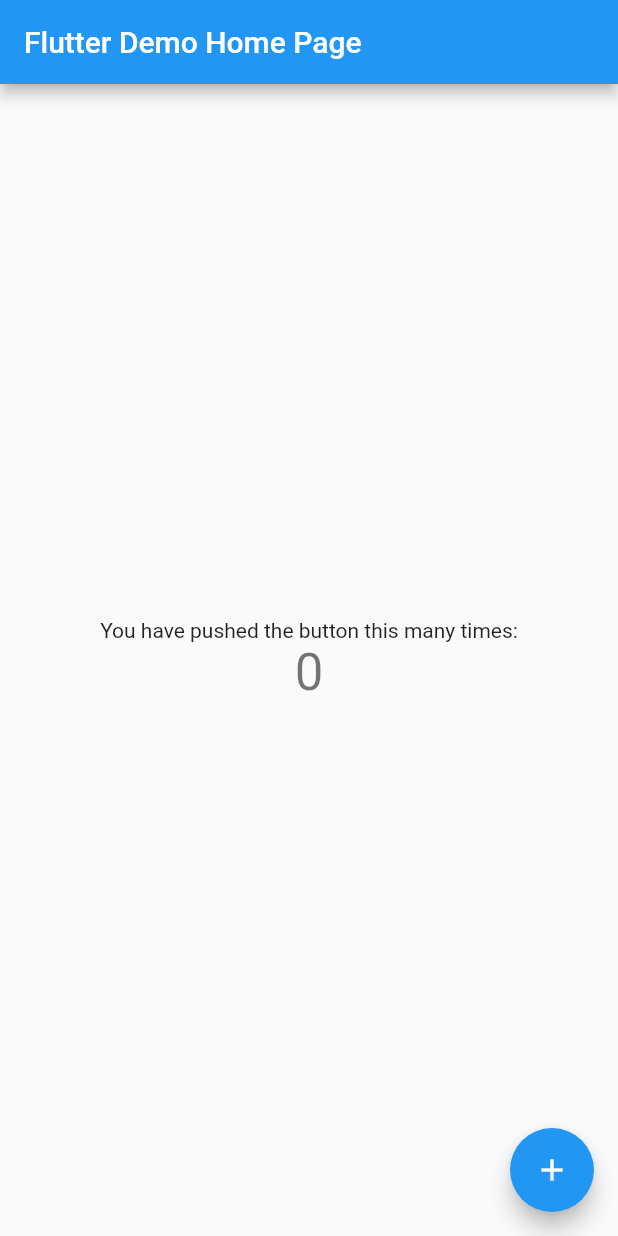
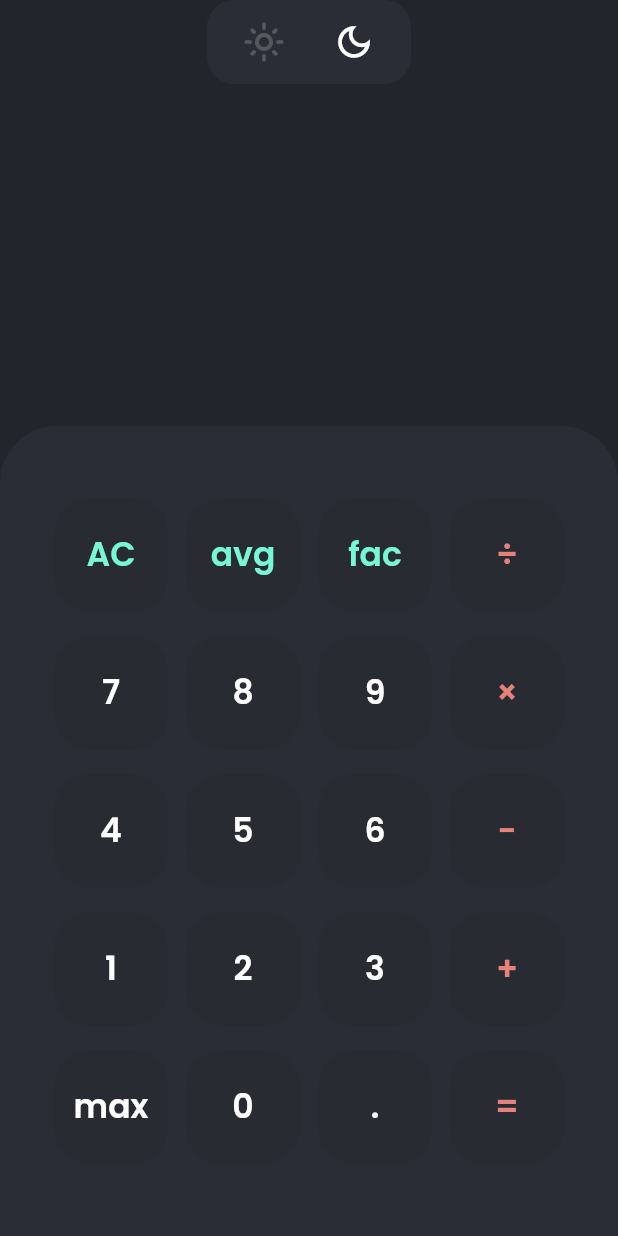
Before and after one commit to jyotirmoy-paul/nsu_calculator_frontend, a Flutter app: the screen it shows after launch, on a phone screen of 412 x 824 dp. Run offline on Flutter 3.47's test engine with Material 2 defaults, Android fonts, the phone set to English and light mode, and no system bars; our stand-ins replace fixnum, flutter_riverpod, google_fonts; missing offline and left inert: grpc, protobuf.

Commit message:
builds the calculator UI

```diff
--- a/lib/main.dart
+++ b/lib/main.dart
@@ -1,115 +1,6 @@
 import 'package:flutter/material.dart';
+import 'package:flutter_riverpod/flutter_riverpod.dart';
 
-void main() {
-  runApp(const MyApp());
-}
+import 'screens/app/app.dart';
 
-class MyApp extends StatelessWidget {
-  const MyApp({super.key});
-
-  // This widget is the root of your application.
-  @override
-  Widget build(BuildContext context) {
-    return MaterialApp(
-      title: 'Flutter Demo',
-      theme: ThemeData(
-        // This is the theme of your application.
-        //
-        // Try running your application with "flutter run". You'll see the
-        // application has a blue toolbar. Then, without quitting the app, try
-        // changing the primarySwatch below to Colors.green and then invoke
-        // "hot reload" (press "r" in the console where you ran "flutter run",
-        // or simply save your changes to "hot reload" in a Flutter IDE).
-        // Notice that the counter didn't reset back to zero; the application
-        // is not restarted.
-        primarySwatch: Colors.blue,
-      ),
-      home: const MyHomePage(title: 'Flutter Demo Home Page'),
-    );
-  }
-}
-
-class MyHomePage extends StatefulWidget {
-  const MyHomePage({super.key, required this.title});
-
-  // This widget is the home page of your application. It is stateful, meaning
-  // that it has a State object (defined below) that contains fields that affect
-  // how it looks.
-
-  // This class is the configuration for the state. It holds the values (in this
-  // case the title) provided by the parent (in this case the App widget) and
-  // used by the build method of the State. Fields in a Widget subclass are
-  // always marked "final".
-
-  final String title;
-
-  @override
-  State<MyHomePage> createState() => _MyHomePageState();
-}
-
-class _MyHomePageState extends State<MyHomePage> {
-  int _counter = 0;
-
-  void _incrementCounter() {
-    setState(() {
-      // This call to setState tells the Flutter framework that something has
-      // changed in this State, which causes it to rerun the build method below
-      // so that the display can reflect the updated values. If we changed
-      // _counter without calling setState(), then the build method would not be
-      // called again, and so nothing would appear to happen.
-      _counter++;
-    });
-  }
-
-  @override
-  Widget build(BuildContext context) {
-    // This method is rerun every time setState is called, for instance as done
-    // by the _incrementCounter method above.
-    //
-    // The Flutter framework has been optimized to make rerunning build methods
-    // fast, so that you can just rebuild anything that needs updating rather
-    // than having to individually change instances of widgets.
-    return Scaffold(
-      appBar: AppBar(
-        // Here we take the value from the MyHomePage object that was created by
-        // the App.build method, and use it to set our appbar title.
-        title: Text(widget.title),
-      ),
-      body: Center(
-        // Center is a layout widget. It takes a single child and positions it
-        // in the middle of the parent.
-        child: Column(
-          // Column is also a layout widget. It takes a list of children and
-          // arranges them vertically. By default, it sizes itself to fit its
-          // children horizontally, and tries to be as tall as its parent.
-          //
-          // Invoke "debug painting" (press "p" in the console, choose the
-          // "Toggle Debug Paint" action from the Flutter Inspector in Android
-          // Studio, or the "Toggle Debug Paint" command in Visual Studio Code)
-          // to see the wireframe for each widget.
-          //
-          // Column has various properties to control how it sizes itself and
-          // how it positions its children. Here we use mainAxisAlignment to
-          // center the children vertically; the main axis here is the vertical
-          // axis because Columns are vertical (the cross axis would be
-          // horizontal).
-          mainAxisAlignment: MainAxisAlignment.center,
-          children: <Widget>[
-            const Text(
-              'You have pushed the button this many times:',
-            ),
-            Text(
-              '$_counter',
-              style: Theme.of(context).textTheme.headline4,
-            ),
-          ],
-        ),
-      ),
-      floatingActionButton: FloatingActionButton(
-        onPressed: _incrementCounter,
-        tooltip: 'Increment',
-        child: const Icon(Icons.add),
-      ), // This trailing comma makes auto-formatting nicer for build methods.
-    );
-  }
-}
+void main() => runApp(const ProviderScope(child: App()));
--- /dev/null
+++ b/lib/screens/app/app.dart
@@ -0,0 +1,19 @@
+import 'package:calculator_frontend/screens/app/app_controller.dart';
+import 'package:calculator_frontend/screens/calculator_screen/calculator_screen.dart';
+import 'package:flutter/material.dart';
+import 'package:flutter_riverpod/flutter_riverpod.dart';
+
+class App extends ConsumerWidget {
+  const App({super.key});
+
+  @override
+  Widget build(BuildContext context, WidgetRef ref) {
+    final theme = ref.watch(appThemeStateProvider);
+
+    return MaterialApp(
+      title: 'Not so useful Calculator',
+      theme: theme.data,
+      home: const CalculatorPage(),
+    );
+  }
+}
--- /dev/null
+++ b/lib/screens/app/app_controller.dart
@@ -0,0 +1,24 @@
+import 'dart:math';
+
+import 'package:calculator_frontend/screens/app/app_theme_data.dart';
+import 'package:calculator_frontend/themes/themes.dart';
+import 'package:flutter_riverpod/flutter_riverpod.dart';
+
+final appControllerProvider = Provider((ref) => AppController(ref));
+final appThemeStateProvider = StateProvider<AppThemeData>((ref) {
+  /// let dark theme bet the
+  return Themes.darkThemeData;
+});
+
+class AppController {
+  final Ref _ref;
+  AppController(this._ref);
+
+  void onLightThemeButtonPressed() {
+    _ref.read(appThemeStateProvider.notifier).state = Themes.lightThemeData;
+  }
+
+  void onDarkThemeButtonPressed() {
+    _ref.read(appThemeStateProvider.notifier).state = Themes.darkThemeData;
+  }
+}
--- /dev/null
+++ b/lib/screens/app/app_theme_data.dart
@@ -0,0 +1,13 @@
+import 'package:flutter/material.dart';
+
+enum ThemeType { light, dark }
+
+class AppThemeData {
+  final ThemeData data;
+  final ThemeType type;
+
+  AppThemeData({
+    required this.data,
+    required this.type,
+  });
+}
--- /dev/null
+++ b/lib/screens/calculator_screen/calculator_screen.dart
@@ -0,0 +1,43 @@
+import 'package:calculator_frontend/screens/app/app_controller.dart';
+import 'package:calculator_frontend/screens/app/app_theme_data.dart';
+import 'package:calculator_frontend/screens/calculator_screen/widgets/calculator_buttons.dart';
+import 'package:calculator_frontend/screens/calculator_screen/widgets/calculator_display.dart';
+import 'package:calculator_frontend/screens/calculator_screen/widgets/theme_button.dart';
+import 'package:flutter/material.dart';
+import 'package:flutter/services.dart';
+import 'package:flutter_riverpod/flutter_riverpod.dart';
+
+class CalculatorPage extends ConsumerWidget {
+  const CalculatorPage({super.key});
+
+  @override
+  Widget build(BuildContext context, WidgetRef ref) {
+    final theme = ref.watch(appThemeStateProvider);
+
+    return Scaffold(
+      appBar: AppBar(
+        backgroundColor: Colors.transparent,
+        elevation: 0.0,
+        toolbarHeight: 0,
+        systemOverlayStyle: theme.type == ThemeType.dark
+            ? SystemUiOverlayStyle.light
+            : SystemUiOverlayStyle.dark,
+      ),
+      body: SafeArea(
+        bottom: false,
+        child: Column(
+          children: const [
+            /// button to change theme of the app
+            ThemeButton(),
+
+            /// display area
+            CalculatorDisplay(),
+
+            /// buttons
+            CalculatorButtons(),
+          ],
+        ),
+      ),
+    );
+  }
+}
--- /dev/null
+++ b/lib/screens/calculator_screen/widgets/calculator_button/calculator_button.dart
@@ -0,0 +1,34 @@
+import 'package:calculator_frontend/screens/calculator_screen/widgets/calculator_button/calculator_button_model.dart';
+import 'package:flutter/material.dart';
+import 'package:google_fonts/google_fonts.dart';
+
+class CalculatorButton extends StatelessWidget {
+  final CalculatorButtonModel model;
+
+  const CalculatorButton(this.model, {super.key});
+
+  @override
+  Widget build(BuildContext context) {
+    return InkWell(
+      onTap: () {},
+      child: Container(
+        decoration: BoxDecoration(
+          color: Theme.of(context).cardColor,
+          borderRadius: BorderRadius.circular(24.0),
+        ),
+        padding: const EdgeInsets.all(8.0),
+        alignment: Alignment.center,
+        child: FittedBox(
+          child: Text(
+            model.label,
+            style: GoogleFonts.poppins(
+              color: model.labelColor,
+              fontSize: 22.0,
+              fontWeight: FontWeight.w600,
+            ),
+          ),
+        ),
+      ),
+    );
+  }
+}
--- /dev/null
+++ b/lib/screens/calculator_screen/widgets/calculator_button/calculator_button_model.dart
@@ -0,0 +1,162 @@
+import 'dart:ui';
+
+import 'package:calculator_frontend/themes/app_colors.dart';
+
+enum OperatorType {
+  add,
+  subtract,
+  divide,
+  multiply,
+  equals,
+  dot,
+  number,
+  factorize,
+  average,
+  max,
+  clear,
+}
+
+class CalculatorButtonModel {
+  final String label;
+  final Color? labelColor;
+  final int? value;
+  final OperatorType operatorType;
+
+  const CalculatorButtonModel({
+    required this.label,
+    required this.operatorType,
+    this.labelColor,
+    this.value,
+  });
+}
+
+class CalculatorButtonModelList {
+  const CalculatorButtonModelList._();
+
+  /// first row -> AC, AVG, FAC, Divide
+  static const List<CalculatorButtonModel> _row1 = [
+    CalculatorButtonModel(
+      label: 'AC',
+      labelColor: AppColors.green,
+      operatorType: OperatorType.clear,
+    ),
+    CalculatorButtonModel(
+      label: 'avg',
+      labelColor: AppColors.green,
+      operatorType: OperatorType.average,
+    ),
+    CalculatorButtonModel(
+      label: 'fac',
+      labelColor: AppColors.green,
+      operatorType: OperatorType.factorize,
+    ),
+    CalculatorButtonModel(
+      label: '÷',
+      labelColor: AppColors.red,
+      operatorType: OperatorType.divide,
+    ),
+  ];
+
+  /// second row -> 7, 8, 9, Multiply
+  static const List<CalculatorButtonModel> _row2 = [
+    CalculatorButtonModel(
+      label: '7',
+      value: 7,
+      operatorType: OperatorType.number,
+    ),
+    CalculatorButtonModel(
+      label: '8',
+      value: 8,
+      operatorType: OperatorType.number,
+    ),
+    CalculatorButtonModel(
+      label: '9',
+      value: 9,
+      operatorType: OperatorType.number,
+    ),
+    CalculatorButtonModel(
+      label: '×',
+      labelColor: AppColors.red,
+      operatorType: OperatorType.multiply,
+    ),
+  ];
+
+  /// first row -> 4, 5, 6, Subtract
+  static const List<CalculatorButtonModel> _row3 = [
+    CalculatorButtonModel(
+      label: '4',
+      value: 4,
+      operatorType: OperatorType.number,
+    ),
+    CalculatorButtonModel(
+      label: '5',
+      value: 5,
+      operatorType: OperatorType.number,
+    ),
+    CalculatorButtonModel(
+      label: '6',
+      value: 6,
+      operatorType: OperatorType.number,
+    ),
+    CalculatorButtonModel(
+      label: '−',
+      labelColor: AppColors.red,
+      operatorType: OperatorType.subtract,
+    ),
+  ];
+
+  /// first row -> 1, 2, 3, Add
+  static const List<CalculatorButtonModel> _row4 = [
+    CalculatorButtonModel(
+      label: '1',
+      value: 1,
+      operatorType: OperatorType.number,
+    ),
+    CalculatorButtonModel(
+      label: '2',
+      value: 2,
+      operatorType: OperatorType.number,
+    ),
+    CalculatorButtonModel(
+      label: '3',
+      value: 3,
+      operatorType: OperatorType.number,
+    ),
+    CalculatorButtonModel(
+      label: '+',
+      labelColor: AppColors.red,
+      operatorType: OperatorType.add,
+    ),
+  ];
+
+  /// first row -> Max, 0, ., =
+  static const List<CalculatorButtonModel> _row5 = [
+    CalculatorButtonModel(
+      label: 'max',
+      operatorType: OperatorType.max,
+    ),
+    CalculatorButtonModel(
+      label: '0',
+      value: 0,
+      operatorType: OperatorType.number,
+    ),
+    CalculatorButtonModel(
+      label: '.',
+      operatorType: OperatorType.dot,
+    ),
+    CalculatorButtonModel(
+      label: '=',
+      labelColor: AppColors.red,
+      operatorType: OperatorType.equals,
+    ),
+  ];
+
+  /// combining all the buttons
+  static const List<CalculatorButtonModel> buttons = [
+    ..._row1,
+    ..._row2,
+    ..._row3,
+    ..._row4,
+    ..._row5,
+  ];
+}
--- /dev/null
+++ b/lib/screens/calculator_screen/widgets/calculator_buttons.dart
@@ -0,0 +1,33 @@
+import 'package:calculator_frontend/screens/calculator_screen/widgets/calculator_button/calculator_button.dart';
+import 'package:calculator_frontend/screens/calculator_screen/widgets/calculator_button/calculator_button_model.dart';
+import 'package:flutter/material.dart';
+import 'package:flutter_riverpod/flutter_riverpod.dart';
+
+class CalculatorButtons extends ConsumerWidget {
+  const CalculatorButtons({super.key});
+
+  @override
+  Widget build(BuildContext context, WidgetRef ref) {
+    return Container(
+      decoration: BoxDecoration(
+        color: Theme.of(context).backgroundColor,
+        borderRadius: const BorderRadius.vertical(
+          top: Radius.circular(38.0),
+        ),
+      ),
+      child: GridView.count(
+        shrinkWrap: true,
+        padding: const EdgeInsets.symmetric(
+          horizontal: 36.0,
+          vertical: 48.0,
+        ),
+        crossAxisCount: 4,
+        mainAxisSpacing: 16.0,
+        crossAxisSpacing: 12.0,
+        children: CalculatorButtonModelList.buttons
+            .map<Widget>((model) => CalculatorButton(model))
+            .toList(),
+      ),
+    );
+  }
+}
--- /dev/null
+++ b/lib/screens/calculator_screen/widgets/calculator_display.dart
@@ -0,0 +1,13 @@
+import 'package:flutter/material.dart';
+import 'package:flutter_riverpod/flutter_riverpod.dart';
+
+class CalculatorDisplay extends ConsumerWidget {
+  const CalculatorDisplay({super.key});
+
+  @override
+  Widget build(BuildContext context, WidgetRef ref) {
+    return Expanded(
+      child: Container(),
+    );
+  }
+}
--- /dev/null
+++ b/lib/screens/calculator_screen/widgets/theme_button.dart
@@ -0,0 +1,61 @@
+import 'package:calculator_frontend/screens/app/app_controller.dart';
+import 'package:calculator_frontend/screens/app/app_theme_data.dart';
+import 'package:flutter/material.dart';
+import 'package:flutter_riverpod/flutter_riverpod.dart';
+
+class ThemeButton extends ConsumerWidget {
+  const ThemeButton({super.key});
+
+  @override
+  Widget build(BuildContext context, WidgetRef ref) {
+    final theme = ref.watch(appThemeStateProvider);
+    final isDarkTheme = theme.type == ThemeType.dark;
+
+    return Container(
+      decoration: BoxDecoration(
+        color: Theme.of(context).backgroundColor,
+        borderRadius: BorderRadius.circular(18.0),
+      ),
+      padding: const EdgeInsets.symmetric(horizontal: 12.0, vertical: 2.0),
+      child: Row(
+        mainAxisSize: MainAxisSize.min,
+        children: [
+          /// light theme button
+          InkWell(
+            onTap: ref.read(appControllerProvider).onLightThemeButtonPressed,
+            child: Padding(
+              padding: const EdgeInsets.all(12.0),
+              child: AnimatedOpacity(
+                duration: const Duration(milliseconds: 200),
+                opacity: isDarkTheme ? 0.20 : 1.0,
+                child: const Icon(
+                  Icons.light_mode_outlined,
+                  size: 28.0,
+                ),
+              ),
+            ),
+          ),
+
+          // seperator
+          const SizedBox(width: 8.0),
+
+          // dark theme button
+          InkWell(
+            onTap: ref.read(appControllerProvider).onDarkThemeButtonPressed,
+            child: Padding(
+              padding: const EdgeInsets.all(12.0),
+              child: AnimatedOpacity(
+                duration: const Duration(milliseconds: 200),
+                opacity: !isDarkTheme ? 0.20 : 1.0,
+                child: const Icon(
+                  Icons.dark_mode_outlined,
+                  size: 28.0,
+                ),
+              ),
+            ),
+          ),
+        ],
+      ),
+    );
+  }
+}
--- /dev/null
+++ b/lib/themes/app_colors.dart
@@ -0,0 +1,8 @@
+import 'dart:ui';
+
+class AppColors {
+  AppColors._();
+
+  static const green = Color(0xff78f7d6);
+  static const red = Color(0xffe6817e);
+}
--- /dev/null
+++ b/lib/themes/themes.dart
@@ -0,0 +1,24 @@
+import 'package:calculator_frontend/screens/app/app_theme_data.dart';
+import 'package:flutter/material.dart';
+
+class Themes {
+  const Themes._();
+
+  static AppThemeData get lightThemeData => AppThemeData(
+        data: ThemeData.light().copyWith(
+          scaffoldBackgroundColor: const Color(0xffffffff),
+          backgroundColor: const Color(0xfffaf9f9),
+          cardColor: const Color(0xfff8f7f7),
+        ),
+        type: ThemeType.light,
+      );
+
+  static AppThemeData get darkThemeData => AppThemeData(
+        data: ThemeData.dark().copyWith(
+          scaffoldBackgroundColor: const Color(0xff23252c),
+          backgroundColor: const Color(0xff2a2d35),
+          cardColor: const Color(0xff282b32),
+        ),
+        type: ThemeType.dark,
+      );
+}
--- a/pubspec.yaml
+++ b/pubspec.yaml
@@ -32,10 +32,13 @@ dependencies:
   flutter:
     sdk: flutter
 
-
   # The following adds the Cupertino Icons font to your application.
   # Use with the CupertinoIcons class for iOS style icons.
   cupertino_icons: ^1.0.2
+  protobuf: ^2.1.0
+  grpc: ^3.1.0
+  flutter_riverpod: ^2.0.2
+  google_fonts: ^3.0.1
 
 dev_dependencies:
   flutter_test:
```
Also changed, not shown: lib/generated/average.pb.dart (added), lib/generated/average.pbenum.dart (added), lib/generated/average.pbjson.dart (added), lib/generated/calculator.pb.dart (added), lib/generated/calculator.pbenum.dart (added), lib/generated/calculator.pbgrpc.dart (added), lib/generated/calculator.pbjson.dart (added), lib/generated/factorization.pb.dart (added), lib/generated/factorization.pbenum.dart (added), lib/generated/factorization.pbjson.dart (added), lib/generated/max.pb.dart (added), lib/generated/max.pbenum.dart (added), lib/generated/max.pbjson.dart (added), lib/generated/operation.pb.dart (added), 3 more files, 13 other files.
